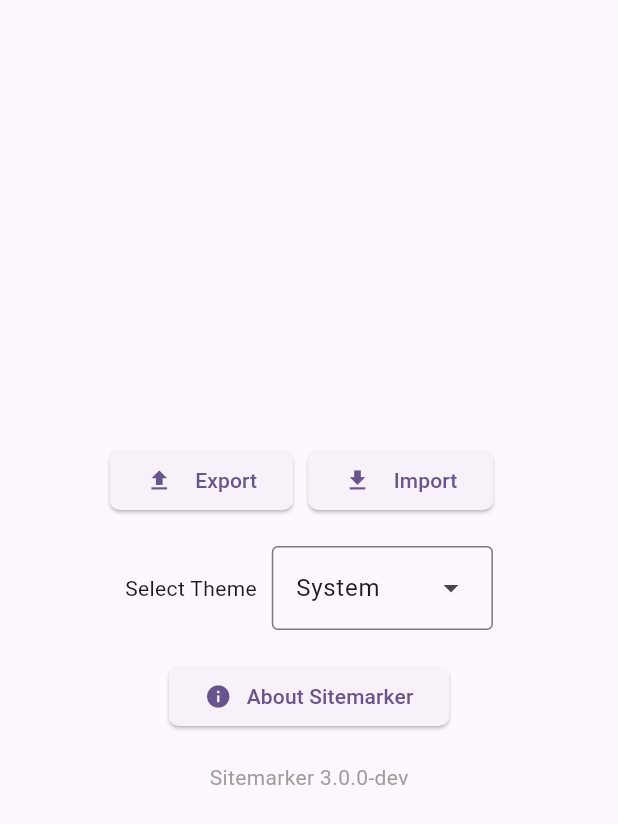
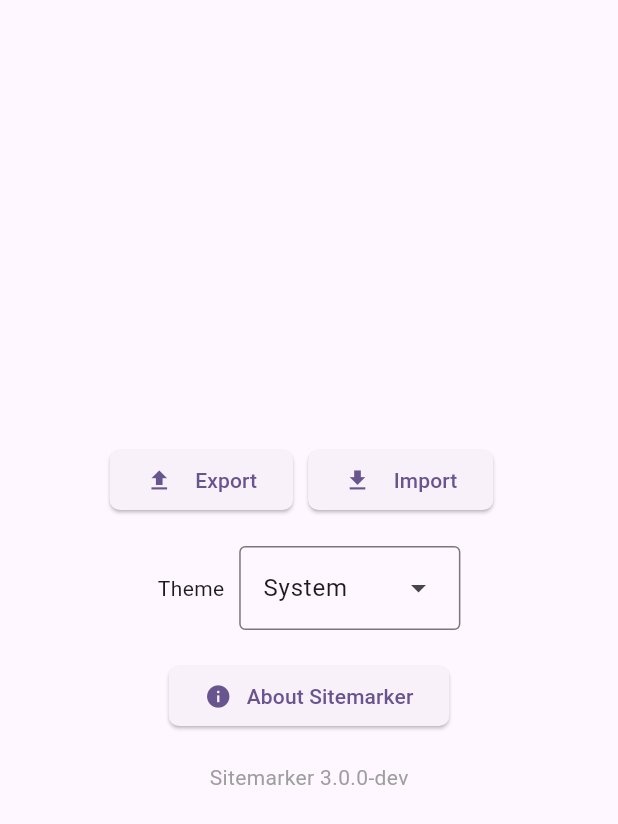
Before and after one commit to aerocyber/sitemarker, a Flutter app: the PageSettings widget shown alone on an empty page, opened directly, on a phone screen of 412 x 824 dp. Shown: the top 824 px of the screen. Run offline on Flutter 3.47's test engine with Material 3 defaults, Android fonts, the phone set to English and light mode, and no system bars; our stand-ins replace persistent_bottom_nav_bar.

Commit message:
Update Select Theme to Theme in page_settings.dart

```diff
--- a/sitemarker/lib/ui/pages/page_settings.dart
+++ b/sitemarker/lib/ui/pages/page_settings.dart
@@ -61,7 +61,7 @@ class PageSettings extends StatelessWidget {
             children: [
               Row(
                 children: [
-                  const Text("Select Theme"),
+                  const Text("Theme"),
                   const SizedBox(height: 10, width: 10),
                   DropdownMenu<SitemarkerTheme>(
                     initialSelection: SitemarkerTheme.systemTheme,
```
